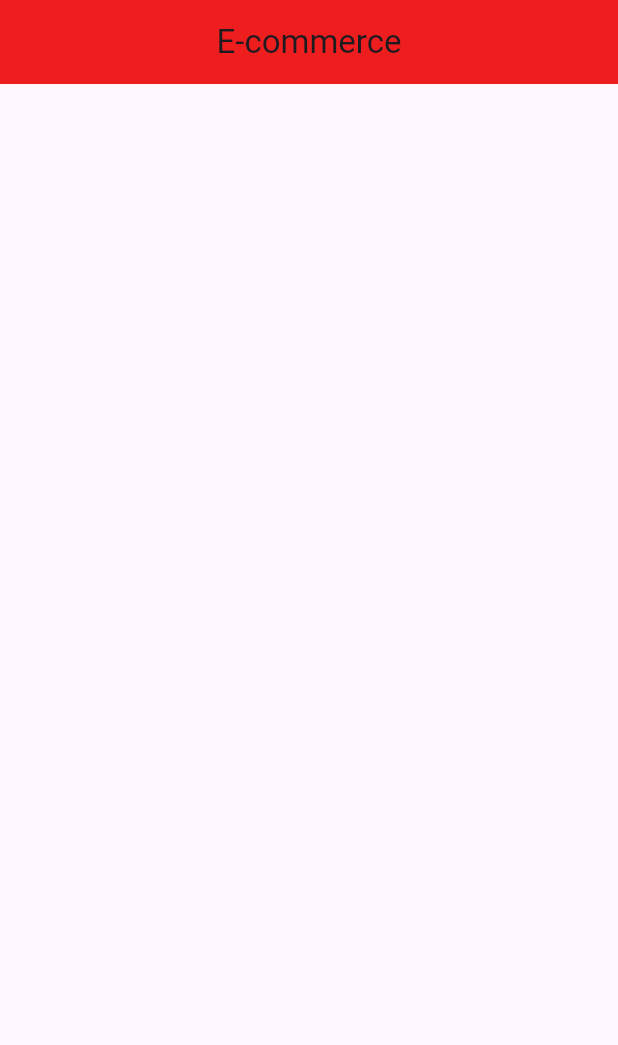
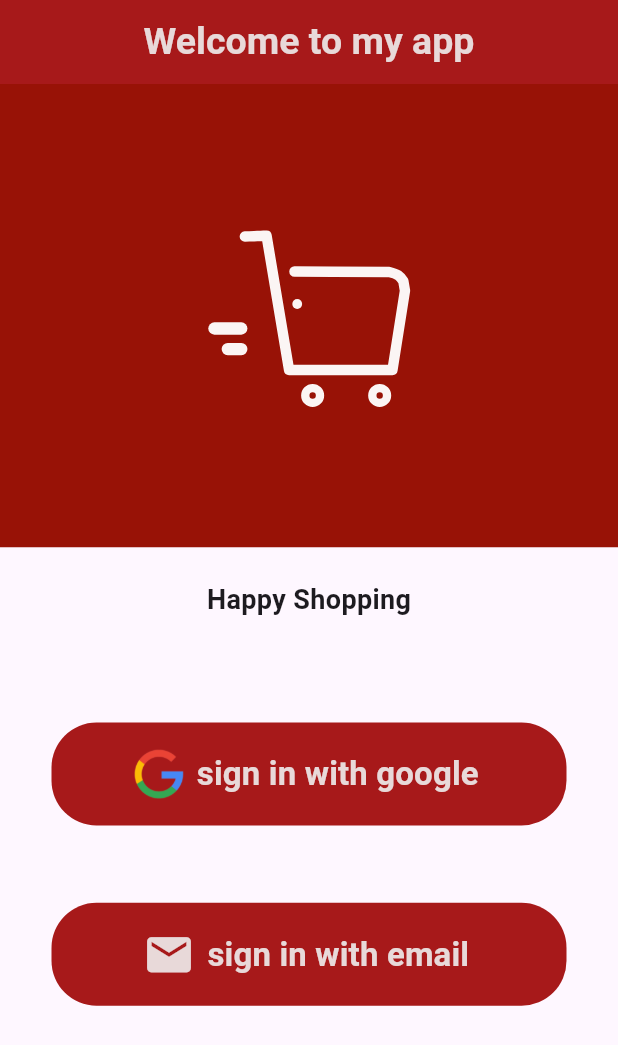
Before and after one commit to NesrineEid-prg/ecommerce, a Flutter app: the screen it shows after launch, on a phone screen of 412 x 824 dp. Shown: the top 1045 px of the screen. Run offline on Flutter 3.47's test engine with Material 3 defaults, Android fonts, the phone set to English and light mode, and no system bars; our stand-ins replace get, lottie.

Commit message:
design page welcome screen

```diff
--- a/lib/import-path.dart
+++ b/lib/import-path.dart
@@ -11,3 +11,4 @@ part './utils/app-constant.dart';
 part './utils/manage-keyboard.dart';
 //auth ui
 part './screens/auth-ui/splash-screen.dart';
+part './screens/auth-ui/welcome-screen.dart';
--- a/lib/screens/auth-ui/splash-screen.dart
+++ b/lib/screens/auth-ui/splash-screen.dart
@@ -13,7 +13,7 @@ class _SpashSreenState extends State<SpashSreen> {
     super.initState();
 
     Timer(const Duration(seconds: 3), () {
-      Get.offAll(() => const MainScreen());
+      Get.offAll(() => const WelcomeSreen());
     });
   }
 
--- /dev/null
+++ b/lib/screens/auth-ui/welcome-screen.dart
@@ -0,0 +1,81 @@
+part of '../../import-path.dart';
+
+class WelcomeSreen extends StatelessWidget {
+  const WelcomeSreen({super.key});
+
+  @override
+  Widget build(BuildContext context) {
+    return Scaffold(
+      appBar: AppBar(
+          backgroundColor: AppConstant.appSecodrycolor,
+          title: const Text('Welcome to my app',
+              style: TextStyle(
+                  color: AppConstant.appStatusBarcolor,
+                  fontSize: 25,
+                  fontWeight: FontWeight.bold)),
+          centerTitle: true),
+      body: Container(
+        child: Column(
+          mainAxisAlignment: MainAxisAlignment.start,
+          children: [
+            Container(child: Lottie.asset('assets/images/splash-icon.json')),
+            Container(
+                margin: const EdgeInsets.only(top: 22),
+                child: const Text('Happy Shopping',
+                    style:
+                        TextStyle(fontSize: 18, fontWeight: FontWeight.bold))),
+            SizedBox(
+              height: Get.height / 12,
+            ),
+            Material(
+              child: Container(
+                width: Get.width / 1.2,
+                height: Get.height / 12,
+                decoration: BoxDecoration(
+                    color: AppConstant.appSecodrycolor,
+                    borderRadius: BorderRadius.circular(30)),
+                child: TextButton.icon(
+                  onPressed: () {},
+                  label: const Text('sign in with google',
+                      style: TextStyle(
+                          fontSize: 22,
+                          color: AppConstant.appStatusBarcolor,
+                          fontWeight: FontWeight.bold)),
+                  icon: Image.asset(
+                    'assets/images/google-logo.png',
+                    width: Get.width / 12,
+                    height: Get.height / 12,
+                  ),
+                ),
+              ),
+            ),
+            SizedBox(
+              height: Get.height / 16,
+            ),
+            Material(
+              child: Container(
+                width: Get.width / 1.2,
+                height: Get.height / 12,
+                decoration: BoxDecoration(
+                    color: AppConstant.appSecodrycolor,
+                    borderRadius: BorderRadius.circular(30)),
+                child: TextButton.icon(
+                    onPressed: () {},
+                    label: const Text('sign in with email',
+                        style: TextStyle(
+                            fontSize: 22,
+                            color: AppConstant.appStatusBarcolor,
+                            fontWeight: FontWeight.bold)),
+                    icon: const Icon(
+                      Icons.email,
+                      size: 35,
+                      color: AppConstant.appTextcolor,
+                    )),
+              ),
+            ),
+          ],
+        ),
+      ),
+    );
+  }
+}
```
Also changed, not shown: assets/images/google-logo.png (added).
